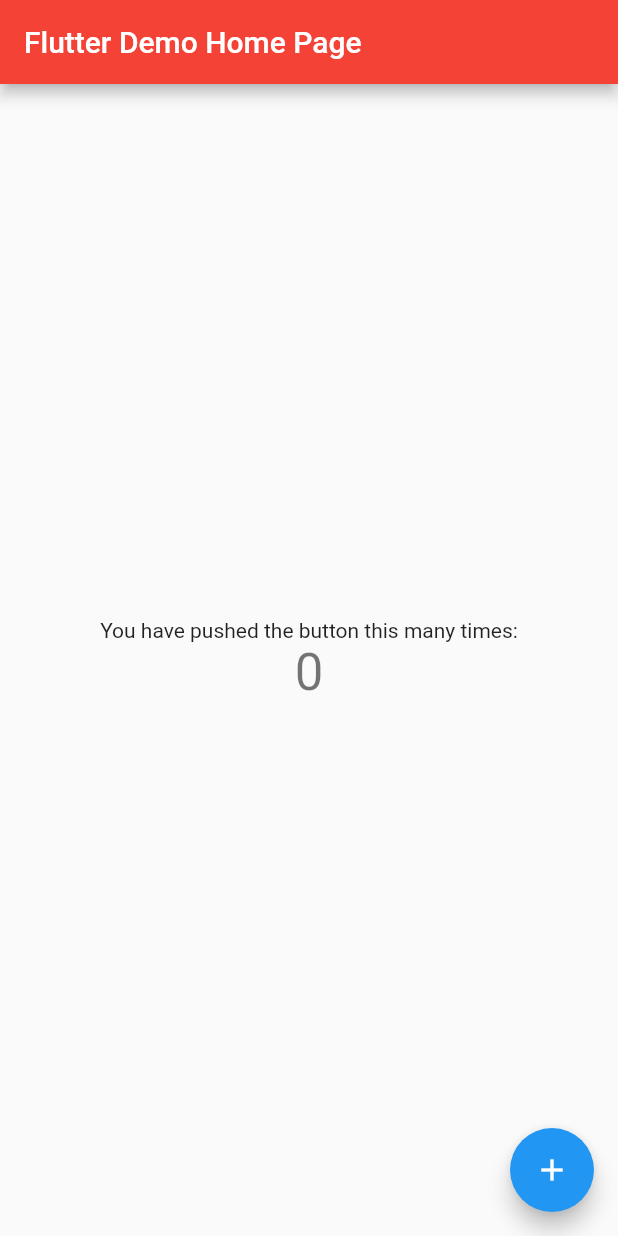
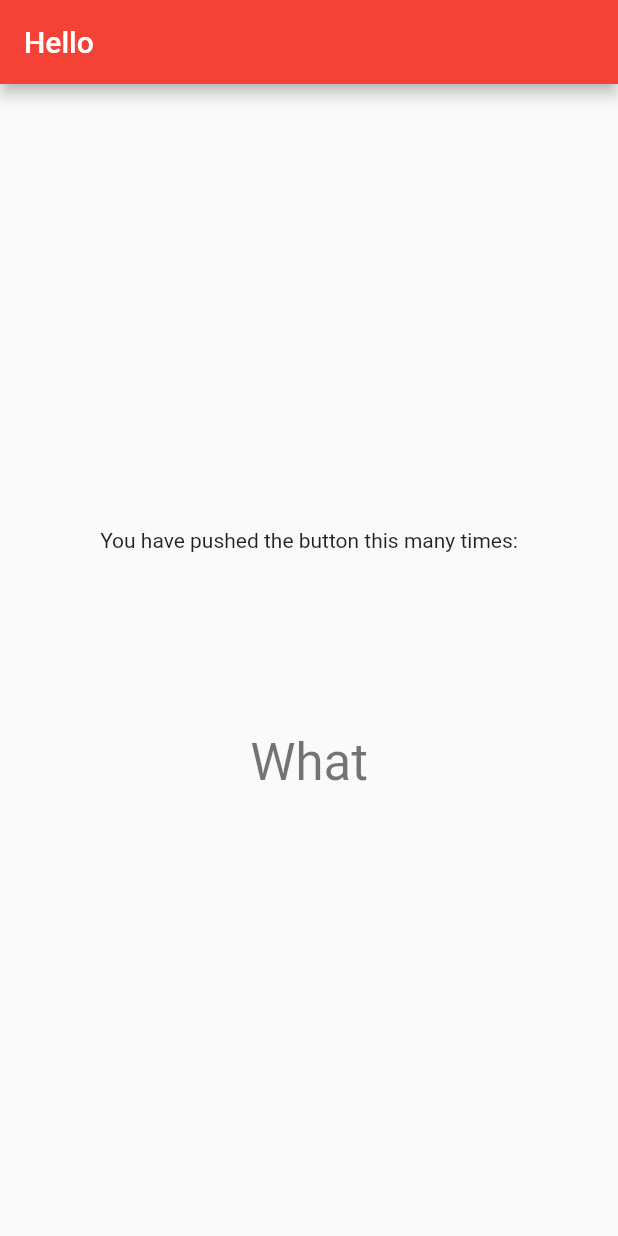
Before and after one commit to nac200005/hackutd, a Flutter app: the screen it shows after launch, on a phone screen of 412 x 824 dp. Run offline on Flutter 3.47's test engine with Material 2 defaults, Android fonts, the phone set to English and light mode, and no system bars.

Commit message:
Log In Page

```diff
--- a/toyota_challenge/lib/main.dart
+++ b/toyota_challenge/lib/main.dart
@@ -1,4 +1,5 @@
 import 'package:flutter/material.dart';
+import 'package:toyota_challenge/screens/sign_in.dart';
 
 void main() {
   runApp(const MyApp());
@@ -24,7 +25,9 @@ class MyApp extends StatelessWidget {
         // is not restarted.
         primarySwatch: Colors.blue,
       ),
-      home: const MyHomePage(title: 'Flutter Demo Home Page'),
+      //home: const MyHomePage(title: 'Flutter Demo Home Page'),
+      home: LoginScreen(),
+      debugShowCheckedModeBanner: false,
     );
   }
 }
--- /dev/null
+++ b/toyota_challenge/lib/screens/sign_in.dart
@@ -0,0 +1,65 @@
+import 'package:flutter/material.dart';
+
+class LoginScreen extends StatefulWidget {
+  const LoginScreen({Key? key}) : super(key: key);
+  @override
+  State<LoginScreen> createState() => _LoginScreenState();
+}
+
+class _LoginScreenState extends State<LoginScreen> {
+  @override
+  Widget build(BuildContext context) {
+    // This method is rerun every time setState is called, for instance as done
+    // by the _incrementCounter method above.
+    //
+    // The Flutter framework has been optimized to make rerunning build methods
+    // fast, so that you can just rebuild anything that needs updating rather
+    // than having to individually change instances of widgets.
+    return Scaffold(
+      appBar: AppBar(
+        // Here we take the value from the MyHomePage object that was created by
+        // the App.build method, and use it to set our appbar title.
+        title: Text("Hello"),
+        backgroundColor: Colors.red,
+      ),
+      body: Center(
+        // Center is a layout widget. It takes a single child and positions it
+        // in the middle of the parent.
+        child: Column(
+          // Column is also a layout widget. It takes a list of children and
+          // arranges them vertically. By default, it sizes itself to fit its
+          // children horizontally, and tries to be as tall as its parent.
+          //
+          // Invoke "debug painting" (press "p" in the console, choose the
+          // "Toggle Debug Paint" action from the Flutter Inspector in Android
+          // Studio, or the "Toggle Debug Paint" command in Visual Studio Code)
+          // to see the wireframe for each widget.
+          //
+          // Column has various properties to control how it sizes itself and
+          // how it positions its children. Here we use mainAxisAlignment to
+          // center the children vertically; the main axis here is the vertical
+          // axis because Columns are vertical (the cross axis would be
+          // horizontal).
+          mainAxisAlignment: MainAxisAlignment.center,
+          children: <Widget>[
+            const Text(
+              'You have pushed the button this many times:',
+            ),
+            const Padding(
+              padding: EdgeInsets.symmetric(vertical: 60),
+            ),
+            Text(
+              'What',
+              style: Theme.of(context).textTheme.headline4,
+            ),
+          ],
+        ),
+      ),
+      /*floatingActionButton: FloatingActionButton(
+        onPressed: _incrementCounter,
+        tooltip: 'Increment',
+        child: const Icon(Icons.add),
+      ),*/ // This trailing comma makes auto-formatting nicer for build methods.
+    );
+  }
+}
```
